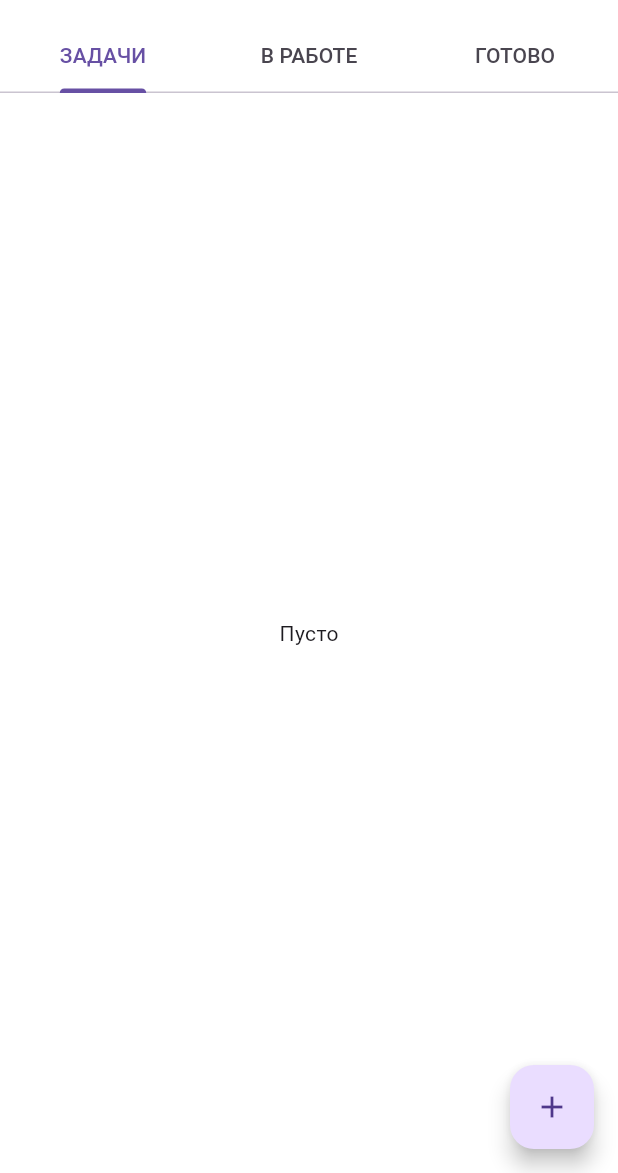
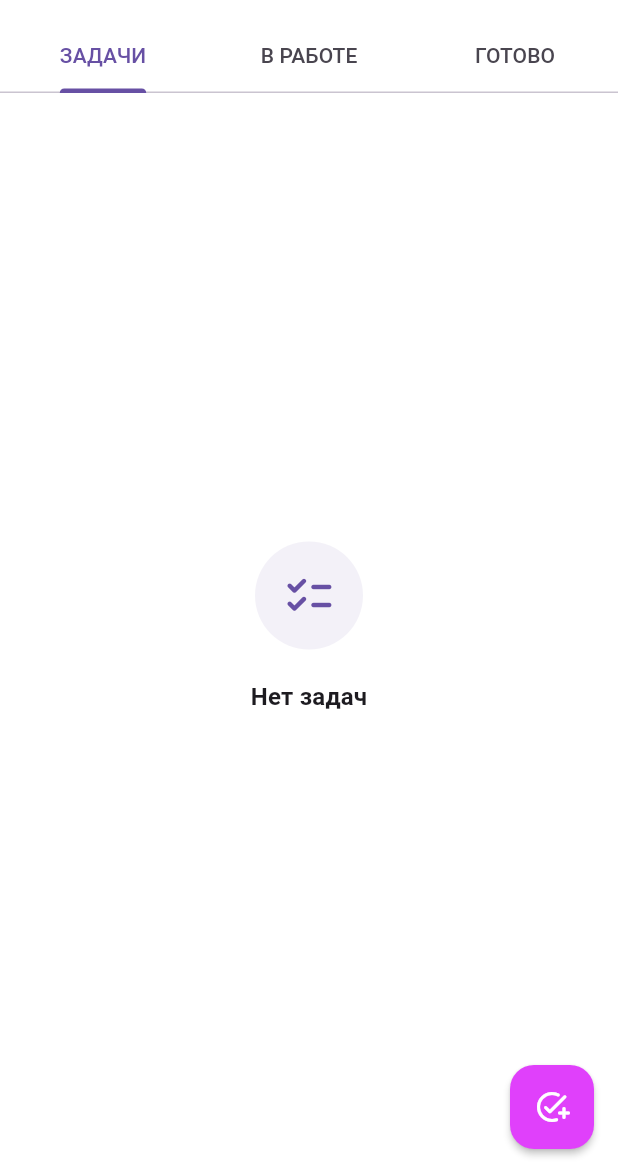
Before and after one commit to Dima011099/swiftflow-app, a Flutter app: the ProjectScreen screen opened directly, on a phone screen of 412 x 824 dp, the part 63-1236 px from its top. Run offline on Flutter 3.47's test engine with Material 3 defaults, Android fonts, the phone set to English and light mode, and no system bars; our stand-ins replace sqflite, sqflite_common_ffi, sqflite_common_ffi_web; accounts and stored records are empty.

Commit message:
feat(ui): redesign task and project flows with modern components

```diff
--- a/lib/ui/adaptive_main_screen.dart
+++ b/lib/ui/adaptive_main_screen.dart
@@ -29,7 +29,7 @@ class _AdaptiveMainScreenState extends State<AdaptiveMainScreen> {
   @override
   Widget build(BuildContext context) {
     return Scaffold(
-      appBar: AppBar(title: const Text('Мои Проекты')),
+      appBar: AppBar(title: const Text('Мои Проекты'), backgroundColor: Colors.white),
       body: AnimatedBuilder(
         animation: controller,
         builder: (context, constraints) {
--- a/lib/ui/project_screen.dart
+++ b/lib/ui/project_screen.dart
@@ -88,7 +88,16 @@ class _ProjectScreenState extends State<ProjectScreen> {
   }
 
   Widget _fab() => FloatingActionButton(
-        child: const Icon(Icons.add),
+          elevation: 2,
+          backgroundColor:  Colors.purpleAccent,
+          shape: RoundedRectangleBorder(
+            borderRadius:  BorderRadius.all(Radius.circular(16)),
+          ),
+          child: const Icon(
+          color: Colors.white,
+          Icons.add_task_rounded,
+          size: 24,
+        ),
         onPressed: () => showDialog(
           context: context,
           builder: (_) => AlertDialog(
--- a/lib/ui/task_list.dart
+++ b/lib/ui/task_list.dart
@@ -1,5 +1,6 @@
 import 'package:flutter/material.dart';
 import 'package:swift_flow/ui/task_card.dart';
+import 'package:swift_flow/ui/widgets/empty_task_widget.dart';
 import '../models/task.dart';
 import 'swipe_card.dart';
 
@@ -20,7 +21,7 @@ class TaskList extends StatelessWidget {
   @override
   Widget build(BuildContext context) {
     if (tasks.isEmpty) {
-      return const Center(child: Text('Пусто'));
+      return const Center(child: EmptyTasksWidget());
     }
 
     return ListView.builder(
--- /dev/null
+++ b/lib/ui/widgets/empty_task_widget.dart
@@ -0,0 +1,47 @@
+import 'package:flutter/material.dart';
+
+class EmptyTasksWidget extends StatelessWidget {
+  const EmptyTasksWidget({super.key});
+
+  @override
+  Widget build(BuildContext context) {
+    final theme = Theme.of(context);
+
+    return Center(
+      child: Padding(
+        padding: const EdgeInsets.symmetric(horizontal: 32),
+        child: Column(
+          mainAxisSize: MainAxisSize.min,
+          children: [
+            // Иконка
+            Container(
+              width: 72,
+              height: 72,
+              decoration: BoxDecoration(
+                color: theme.colorScheme.primary.withOpacity(0.08),
+                shape: BoxShape.circle,
+              ),
+              child: Icon(
+                Icons.checklist_rounded,
+                size: 36,
+                color: theme.colorScheme.primary,
+              ),
+            ),
+
+            const SizedBox(height: 20),
+
+            // Заголовок
+            Text(
+              'Нет задач',
+              style: theme.textTheme.titleMedium?.copyWith(
+                fontWeight: FontWeight.w600,
+              ),
+            ),
+
+            const SizedBox(height: 6),
+          ],
+        ),
+      ),
+    );
+  }
+}
```
Also changed, not shown: lib/ui/widgets/base_project_tile.dart (added, +67 -0 lines), lib/ui/widgets/project_list.dart (+5 -4 lines).
